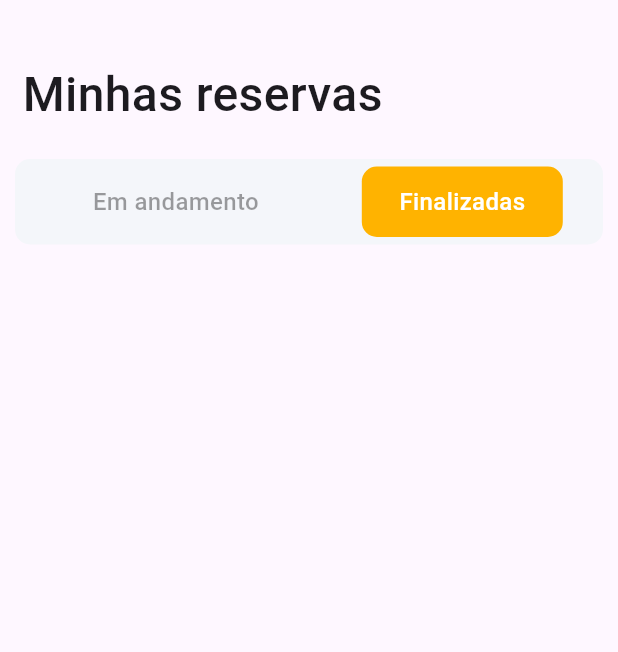
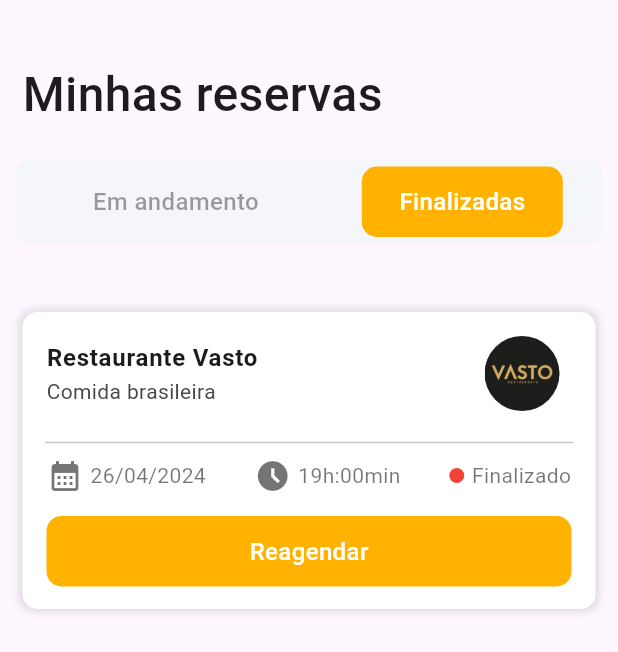
Before and after one commit to LucasDevMelo/smart-reservation, a Flutter app: the ScheduleScreen widget shown alone on an empty page, opened directly, after a tap on "Finalizadas", on a phone screen of 412 x 824 dp. Shown: the top 652 px of the screen. Run offline on Flutter 3.47's test engine with Material 3 defaults, Android fonts, the phone set to English and light mode, and no system bars.

Commit message:
update da tela de reservas

```diff
--- a/lib/screens/make_reservation_screen.dart
+++ b/lib/screens/make_reservation_screen.dart
@@ -23,23 +23,53 @@ class _MakeReservationScreenState extends State<MakeReservationScreen> {
       initialDate: DateTime.now(),
       firstDate: DateTime.now(),
       lastDate: DateTime(2101),
+      builder: (BuildContext context, Widget? child) {
+        return Theme(
+          data: ThemeData.light().copyWith(
+            colorScheme: ColorScheme.light(
+              primary: Colors.orangeAccent,
+              onPrimary: Colors.white,
+              onSurface: Colors.black,
+            ),
+            dialogBackgroundColor: Colors.white,
+          ),
+          child: child!,
+        );
+      },
     );
-    if (picked != null && picked != _selectedDate)
+    if (picked != null && picked != _selectedDate) {
       setState(() {
         _selectedDate = picked;
       });
+    }
   }
+
 
   Future<void> _selectTime(BuildContext context) async {
     final TimeOfDay? picked = await showTimePicker(
       context: context,
       initialTime: TimeOfDay.now(),
+      builder: (BuildContext context, Widget? child) {
+        return Theme(
+          data: ThemeData.light().copyWith(
+            colorScheme: ColorScheme.light(
+              primary: Colors.orangeAccent,
+              onPrimary: Colors.white,
+              onSurface: Colors.black,
+            ),
+            dialogBackgroundColor: Colors.white,
+          ),
+          child: child!,
+        );
+      },
     );
-    if (picked != null && picked != _selectedTime)
+    if (picked != null && picked != _selectedTime) {
       setState(() {
         _selectedTime = picked;
       });
+    }
   }
+
 
   void _confirmReservation(BuildContext context) {
     if (_selectedDate != null && _selectedTime != null) {
@@ -70,7 +100,7 @@ class _MakeReservationScreenState extends State<MakeReservationScreen> {
   Widget build(BuildContext context) {
     return Scaffold(
       appBar: AppBar(
-        title: Text("Faça uma reserva"),
+        title: Text("Faça uma reserva",),
         backgroundColor: Color(0xFFFFB300),
       ),
       backgroundColor: Color(0xFFFFB300),
@@ -123,11 +153,22 @@ class _MakeReservationScreenState extends State<MakeReservationScreen> {
                                   fontSize: 22, color: Colors.black),
                             ),
                             ElevatedButton(
+                              style: ElevatedButton.styleFrom(
+                                foregroundColor: Colors.white,
+                                backgroundColor: Colors.amber,
+                                side: BorderSide(color: Colors.black, width: 2),
+                                shape: RoundedRectangleBorder(
+                                  borderRadius: BorderRadius.circular(12),
+                                ),
+                              ),
                               onPressed: () => _selectDate(context),
-                              child: Text(_selectedDate == null
-                                  ? 'Selecionar Data'
-                                  : 'Data: ${_selectedDate!.day}/${_selectedDate!.month}/${_selectedDate!.year}'),
+                              child: Text(
+                                _selectedDate == null
+                                    ? 'Selecionar Data'
+                                    : 'Data: ${_selectedDate!.day}/${_selectedDate!.month}/${_selectedDate!.year}',
+                              ),
                             ),
+
                           ],
                         ),
                         SizedBox(height: 16.0),
@@ -140,11 +181,22 @@ class _MakeReservationScreenState extends State<MakeReservationScreen> {
                                   fontSize: 22, color: Colors.black),
                             ),
                             ElevatedButton(
+                              style: ElevatedButton.styleFrom(
+                                foregroundColor: Colors.white,
+                                backgroundColor: Colors.amber,
+                                side: BorderSide(color: Colors.black, width: 2),
+                                shape: RoundedRectangleBorder(
+                                  borderRadius: BorderRadius.circular(12),
+                                ),
+                              ),
                               onPressed: () => _selectTime(context),
-                              child: Text(_selectedTime == null
-                                  ? 'Selecionar Hora'
-                                  : 'Hora: ${_selectedTime!.format(context)}'),
+                              child: Text(
+                                _selectedTime == null
+                                    ? 'Selecionar Hora'
+                                    : 'Hora: ${_selectedTime!.format(context)}',
+                              ),
                             ),
+
                           ],
                         ),
                         SizedBox(height: 230.0),
--- a/lib/screens/schedule_screen.dart
+++ b/lib/screens/schedule_screen.dart
@@ -1,5 +1,7 @@
 import 'package:flutter/material.dart';
 import 'package:healthcare/widgets/upcoming_schedule.dart';
+
+import '../widgets/finished_schedule.dart';
 
 class ScheduleScreen extends StatefulWidget {
   @override
@@ -11,6 +13,7 @@ class _ScheduleScreenState extends State<ScheduleScreen> {
 
   final _scheduleWidgets = [
     UpcomingSchedule(),
+    FinishedSchedule(),
     Container(),
     Container(),
   ];
--- /dev/null
+++ b/lib/widgets/finished_schedule.dart
@@ -0,0 +1,139 @@
+import 'package:flutter/material.dart';
+
+class FinishedSchedule extends StatelessWidget {
+  @override
+  Widget build(BuildContext context) {
+    return Padding(
+      padding: const EdgeInsets.symmetric(horizontal: 15),
+      child: Column(
+        crossAxisAlignment: CrossAxisAlignment.start,
+        children: [
+          SizedBox(height: 15),
+          Container(
+            padding: EdgeInsets.symmetric(vertical: 5),
+            decoration: BoxDecoration(
+              color: Colors.white,
+              borderRadius: BorderRadius.circular(10),
+              boxShadow: [
+                BoxShadow(
+                  color: Colors.black12,
+                  blurRadius: 4,
+                  spreadRadius: 2,
+                ),
+              ],
+            ),
+            child: SizedBox(
+              width: MediaQuery.of(context).size.width,
+              child: Column(
+                children: [
+                  ListTile(
+                    title: Text(
+                      "Restaurante Vasto",
+                      style: TextStyle(
+                        fontWeight: FontWeight.bold,
+                      ),
+                    ),
+                    subtitle: Text("Comida brasileira"),
+                    trailing: CircleAvatar(
+                      radius: 25,
+                      backgroundImage: AssetImage("images/vastologo.jpg"),
+                    ),
+                  ),
+                  Padding(
+                    padding: const EdgeInsets.symmetric(horizontal: 15),
+                    child: Divider(
+                      // color: Colors.black,
+                      thickness: 1,
+                      height: 20,
+                    ),
+                  ),
+                  Row(
+                    mainAxisAlignment: MainAxisAlignment.spaceAround,
+                    children: [
+                      Row(
+                        children: [
+                          Icon(
+                            Icons.calendar_month,
+                            color: Colors.black54,
+                          ),
+                          SizedBox(width: 5),
+                          Text(
+                            "26/04/2024",
+                            style: TextStyle(
+                              color: Colors.black54,
+                            ),
+                          ),
+                        ],
+                      ),
+                      Row(
+                        children: [
+                          Icon(
+                            Icons.access_time_filled,
+                            color: Colors.black54,
+                          ),
+                          SizedBox(width: 5),
+                          Text(
+                            "19h:00min",
+                            style: TextStyle(
+                              color: Colors.black54,
+                            ),
+                          ),
+                        ],
+                      ),
+                      Row(
+                        children: [
+                          Container(
+                            padding: EdgeInsets.all(5),
+                            decoration: BoxDecoration(
+                              color: Colors.red,
+                              shape: BoxShape.circle,
+                            ),
+                          ),
+                          SizedBox(width: 5),
+                          Text(
+                            "Finalizado",
+                            style: TextStyle(
+                              color: Colors.black54,
+                            ),
+                          ),
+                        ],
+                      ),
+                    ],
+                  ),
+                  SizedBox(height: 15),
+                  Row(
+                    mainAxisAlignment: MainAxisAlignment.spaceEvenly,
+                    children: [
+                      InkWell(
+                        onTap: () {},
+                        child: Container(
+                          width: 350,
+                          padding: EdgeInsets.symmetric(vertical: 12),
+                          decoration: BoxDecoration(
+                            color: Color(0xFFFFB300),
+                            borderRadius: BorderRadius.circular(10),
+                          ),
+                          child: Center(
+                            child: Text(
+                              "Reagendar",
+                              style: TextStyle(
+                                fontSize: 16,
+                                fontWeight: FontWeight.w500,
+                                color: Colors.white,
+                              ),
+                            ),
+                          ),
+                        ),
+                      ),
+                    ],
+                  ),
+                  SizedBox(height: 10),
+                ],
+              ),
+            ),
+          ),
+        ],
+      ),
+    );
+  }
+}
--- a/lib/widgets/upcoming_schedule.dart
+++ b/lib/widgets/upcoming_schedule.dart
@@ -36,7 +36,7 @@ class UpcomingSchedule extends StatelessWidget {
                     subtitle: Text("Frutos do mar"),
                     trailing: CircleAvatar(
                       radius: 25,
-                      backgroundImage: AssetImage("cocobambulogo.jpg"),
+                      backgroundImage: AssetImage("images/cocobambulogo.jpg"),
                     ),
                   ),
                   Padding(
@@ -326,7 +326,7 @@ class UpcomingSchedule extends StatelessWidget {
                     subtitle: Text("Frutos do mar"),
                     trailing: CircleAvatar(
                       radius: 25,
-                      backgroundImage: AssetImage("images/nau.png"),
+                      backgroundImage: AssetImage("images/naulogo.png"),
                     ),
                   ),
                   Padding(
```
